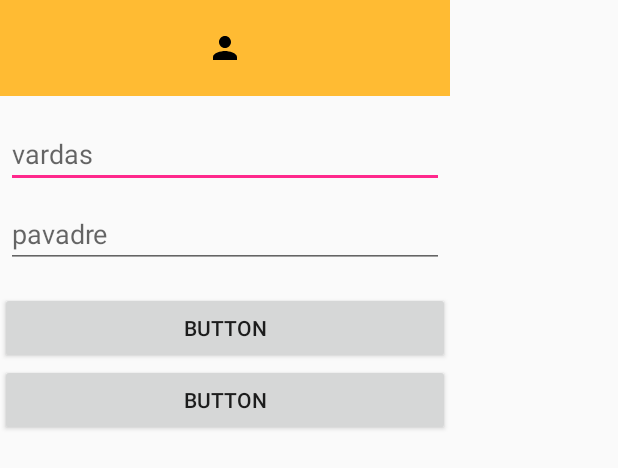
After one commit to Vampyrian/NaujasMokinkisZodzius, an Android app: the layout dialog.xml on its own in the app's theme, with its tools: preview values and no code run, on a phone screen of 412 x 824 dp. The commit adds this screen. Shown: the top 468 px of the screen. Run offline under Robolectric (Android 15) with nearby library versions, the phone set to English and light mode, and no system bars.

```diff
--- a/app/src/main/java/com/pv/vampyrian/mokinkiszodzius/ui/lessonlist/LessonListFragment.java
+++ b/app/src/main/java/com/pv/vampyrian/mokinkiszodzius/ui/lessonlist/LessonListFragment.java
@@ -65,16 +65,14 @@ public class LessonListFragment extends Fragment {
         });
     }
 
-
-
-
     //***************Apdirbam UI paspaudimus
 
-    public void fabButtonClicked(View view) {
+    public void fabButtonClicked() {
         if (getLifecycle().getCurrentState().isAtLeast(Lifecycle.State.STARTED)) {
             ((MainActivity) getActivity()).showLessonEditFragment(-1);
         }
     }
+
 
     private final LessonsAdapterCallback mLessonAdapterCallback = new LessonsAdapterCallback() {
         @Override
--- /dev/null
+++ b/app/src/main/java/com/pv/vampyrian/mokinkiszodzius/viewmodel/SharedViewModel.java
@@ -0,0 +1,4 @@
+package com.pv.vampyrian.mokinkiszodzius.viewmodel;
+
+public class SharedViewModel extends BaseViewModel {
+}
--- /dev/null
+++ b/app/src/main/res/layout/dialog.xml
@@ -0,0 +1,48 @@
+<LinearLayout xmlns:android="http://schemas.android.com/apk/res/android"
+    android:layout_width="300dp"
+    android:layout_height="300dp"
+    android:orientation="vertical">
+
+    <ImageView
+        android:layout_width="match_parent"
+        android:layout_height="64dp"
+        android:background="#FFFFBB33"
+        android:contentDescription="@string/app_name"
+        android:scaleType="center"
+        android:src="@drawable/ic_log_in" />
+
+    <EditText
+        android:id="@+id/username"
+        android:layout_width="match_parent"
+        android:layout_height="wrap_content"
+        android:layout_marginBottom="4dp"
+        android:layout_marginLeft="4dp"
+        android:layout_marginRight="4dp"
+        android:layout_marginTop="16dp"
+        android:hint="vardas"
+        android:inputType="textEmailAddress" />
+
+    <EditText
+        android:id="@+id/password"
+        android:layout_width="match_parent"
+        android:layout_height="wrap_content"
+        android:layout_marginBottom="16dp"
+        android:layout_marginLeft="4dp"
+        android:layout_marginRight="4dp"
+        android:layout_marginTop="4dp"
+        android:fontFamily="sans-serif"
+        android:hint="pavadre"
+        android:inputType="textPassword" />
+
+    <Button
+        android:id="@+id/button2"
+        android:layout_width="match_parent"
+        android:layout_height="wrap_content"
+        android:text="Button" />
+
+    <Button
+        android:id="@+id/button3"
+        android:layout_width="match_parent"
+        android:layout_height="wrap_content"
+        android:text="Button" />
+</LinearLayout>
--- a/app/src/main/res/layout/lessons_list_fragment.xml
+++ b/app/src/main/res/layout/lessons_list_fragment.xml
@@ -25,11 +25,11 @@
             android:layout_margin="@dimen/fab_margin"
             android:clickable="true"
             android:focusable="true"
-            android:onClick="@{lessonListFragment::fabButtonClicked}"
+            android:onClick="@{() -> lessonListFragment.fabButtonClicked()}"
             android:visibility="visible"
             app:elevation="@dimen/fab_elevation"
+            app:fabSize="normal"
             app:pressedTranslationZ="12dp"
-            app:fabSize="normal"
             app:srcCompat="@drawable/ic_plus" />
 
 
--- a/app/src/main/res/values/dimens.xml
+++ b/app/src/main/res/values/dimens.xml
@@ -13,4 +13,5 @@
     <dimen name="cardView_elevation">8dp</dimen>
     <dimen name="fab_elevation">6dp</dimen>
     <dimen name="row_start_pading">65dp</dimen>
+
 </resources>
```
Also changed, not shown: app/src/main/java/com/pv/vampyrian/mokinkiszodzius/ui/MainActivity.java (+7 -112 lines), app/src/main/java/com/pv/vampyrian/mokinkiszodzius/ui/base/BaseActivity.java (added, +18 -0 lines), app/src/main/java/com/pv/vampyrian/mokinkiszodzius/ui/base/NavigationBetweenFragmentActivity.java (added, +105 -0 lines), app/src/main/java/com/pv/vampyrian/mokinkiszodzius/viewmodel/BaseViewModel.java (added, +8 -0 lines).
